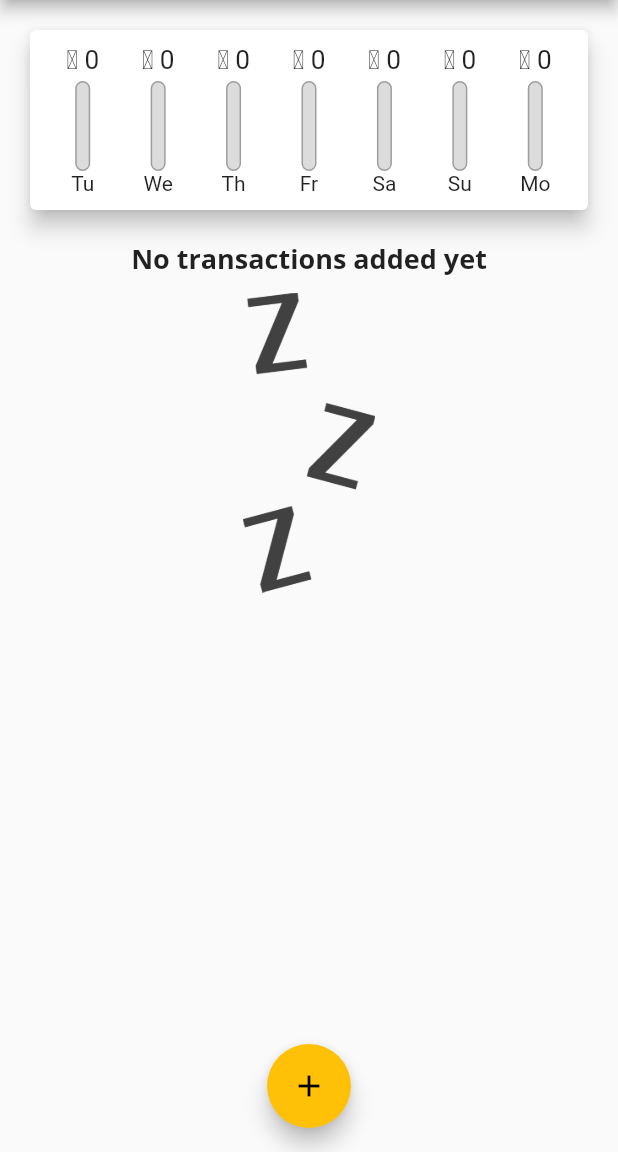
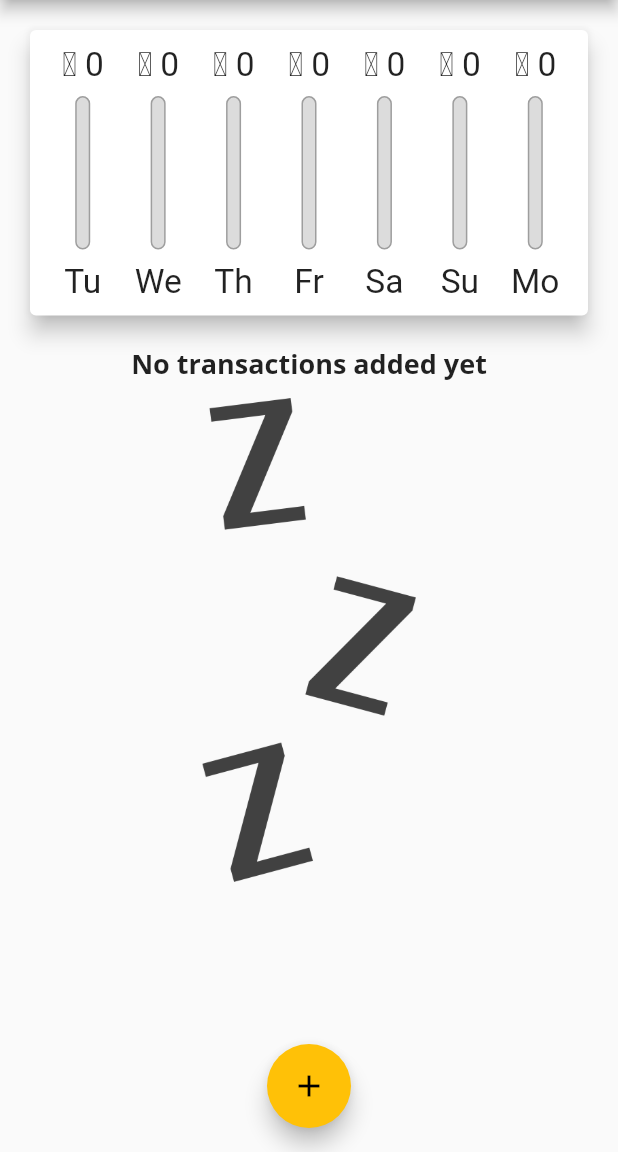
Before and after one commit to SethMegbetor/flutter_expense_tracker, a Flutter app: the screen it shows after launch, on a phone screen of 412 x 824 dp, the part 84-1236 px from its top. Run offline on Flutter 3.47's test engine with Material 2 defaults, Android fonts, the phone set to English and light mode, and no system bars; missing offline and left inert: dart:ffi.

Commit message:
added code for device media queries and screen sizes

```diff
--- a/lib/main.dart
+++ b/lib/main.dart
@@ -1,5 +1,7 @@
 // import 'models/transaction.dart'
 import 'dart:ffi';
+
+import 'package:flutter/services.dart';
 
 import './widgets/new_transaction.dart';
 import 'package:flutter/material.dart';
@@ -7,7 +9,14 @@ import './widgets/transaction_list.dart';
 import './models/transaction.dart';
 import './widgets/chart.dart';
 
-void main() => runApp(MyApp());
+void main() {
+  // WidgetsFlutterBinding.ensureInitialized();
+  // SystemChrome.setPreferredOrientations([
+  //   DeviceOrientation.portraitUp,
+  //   DeviceOrientation.portraitDown,
+  // ]);
+  runApp(MyApp());
+}
 
 class MyApp extends StatelessWidget {
   @override
@@ -59,6 +68,8 @@ class _MyHomePageState extends State<MyHomePage> {
     // ),
   ];
 
+  bool _showChart = false;
+
   List<Transaction> get _recentTransactions {
     return _userTransactions.where((tx) {
       return tx.date.isAfter(
@@ -106,8 +117,10 @@ class _MyHomePageState extends State<MyHomePage> {
 
   @override
   Widget build(BuildContext context) {
-    return Scaffold(
-      appBar: AppBar(
+    final mediaQuery = MediaQuery.of(context);
+    final isLandscape =
+        mediaQuery.orientation == Orientation.landscape;
+    final appBar = AppBar(
       title: const Text(
         'Personal Expenses',
         // style: TextStyle(fontFamily: "Open Sans"),
@@ -118,23 +131,56 @@ class _MyHomePageState extends State<MyHomePage> {
           icon: const Icon(Icons.add),
         ),
       ],
-      ),
+    );
+
+    final txListWidget = Container(
+        height: (MediaQuery.of(context).size.height -
+                appBar.preferredSize.height -
+                mediaQuery.padding.top) *
+            0.7,
+        child: TransactionList(_userTransactions, _deleteTransaction));
+
+    return Scaffold(
+      appBar: appBar,
       body: SingleChildScrollView(
         child: Column(
           // mainAxisAlignment: MainAxisAlignment.start,
           crossAxisAlignment: CrossAxisAlignment.stretch,
           children: [
-            // Container(
-            //   width: double.infinity,
-            //   height: 100,
-            //   child: const Card(
-            //     color: Colors.blue,
-            //     elevation: 5,
-            //     child: Text("CHART"),
-            //   ),
-            // ),
-            Chart(_recentTransactions),
-            TransactionList(_userTransactions, _deleteTransaction),
+            if (isLandscape)
+              Row(
+                mainAxisAlignment: MainAxisAlignment.center,
+                children: [
+                  Text("Show Chart"),
+                  Switch(
+                    value: _showChart,
+                    onChanged: (val) {
+                      setState(() {
+                        _showChart = val;
+                      });
+                    },
+                  )
+                ],
+              ),
+            if (!isLandscape)
+              Container(
+                height: (mediaQuery.size.height -
+                        appBar.preferredSize.height -
+                        mediaQuery.padding.top) *
+                    0.3,
+                child: Chart(_recentTransactions),
+              ),
+            if (!isLandscape) txListWidget,
+            if (isLandscape)
+              _showChart
+                  ? Container(
+                      height: (mediaQuery.size.height -
+                              appBar.preferredSize.height -
+                              mediaQuery.padding.top) *
+                          0.7,
+                      child: Chart(_recentTransactions),
+                    )
+                  : txListWidget
           ],
         ),
       ),
--- a/lib/widgets/chart_bar.dart
+++ b/lib/widgets/chart_bar.dart
@@ -11,16 +11,19 @@ class ChartBar extends StatelessWidget {
 
   @override
   Widget build(BuildContext context) {
+    return LayoutBuilder(
+      builder: (ctx, constraints) {
         return Column(
           children: [
             Container(
-          height: 20,
-          child: FittedBox(child: Text('₵ ${spendingAmount.toStringAsFixed(0)}'))),
-        const SizedBox(
-          height: 4,
+                height: constraints.maxHeight * 0.15,
+                child: FittedBox(
+                    child: Text('₵ ${spendingAmount.toStringAsFixed(0)}'))),
+            SizedBox(
+              height: constraints.maxHeight * 0.05,
             ),
             Container(
-          height: 60,
+              height: constraints.maxHeight * 0.6,
               width: 10,
               child: Stack(children: [
                 Container(
@@ -40,8 +43,18 @@ class ChartBar extends StatelessWidget {
                 )
               ]),
             ),
-        Text(label),
+            SizedBox(
+              height: constraints.maxHeight * 0.05,
+            ),
+            Container(
+              height: constraints.maxHeight * 0.15,
+              child: FittedBox(
+                child: Text(label),
+              ),
+            ),
           ],
+        );
+      },
     );
   }
 }
--- a/lib/widgets/new_transaction.dart
+++ b/lib/widgets/new_transaction.dart
@@ -19,9 +19,7 @@ class _NewTransactionState extends State<NewTransaction> {
   DateTime _selectedDate = DateTime.now();
 
   void _submitData() {
-    if (_amountController.text.isEmpty) {
-
-    }
+    if (_amountController.text.isEmpty) {}
 
     final enteredTitle = _titleController.text;
     final enteredAmount = double.parse(_amountController.text);
@@ -56,10 +54,15 @@ class _NewTransactionState extends State<NewTransaction> {
 
   @override
   Widget build(BuildContext context) {
-    return Card(
+    return SingleChildScrollView(
+      child: Card(
         elevation: 5,
         child: Container(
-        padding: const EdgeInsets.all(10),
+          padding: EdgeInsets.only(
+              top: 10,
+              right: 10,
+              left: 10,
+              bottom: MediaQuery.of(context).viewInsets.bottom + 10),
           child: Column(
             // crossAxisAlignment: CrossAxisAlignment.end,
             children: [
@@ -119,6 +122,7 @@ class _NewTransactionState extends State<NewTransaction> {
             ],
           ),
         ),
+      ),
     );
   }
 }
--- a/lib/widgets/transaction_list.dart
+++ b/lib/widgets/transaction_list.dart
@@ -12,26 +12,26 @@ class TransactionList extends StatelessWidget {
 
   @override
   Widget build(BuildContext context) {
-    return Container(
-      height: 400,
-      child: transactions.isEmpty
-          ? Column(
+    return transactions.isEmpty
+        ? LayoutBuilder(builder: (ctx, constraints) {
+            return Column(
               children: [
                 Text(
                   "No transactions added yet",
                   style: Theme.of(context).textTheme.headline6,
                 ),
-                const SizedBox(
+                SizedBox(
                   height: 10,
                 ),
-                SizedBox(
-                    height: 200,
+                Container(
+                    height: constraints.maxHeight * 0.6,
                     child: Image.asset(
                       "assets/images/waiting.png",
                       fit: BoxFit.cover,
                     ))
               ],
-            )
+            );
+          })
         : ListView.builder(
             itemBuilder: (ctx, index) {
               return Card(
@@ -68,7 +68,16 @@ class TransactionList extends StatelessWidget {
                   subtitle: Text(
                     DateFormat.yMMMd().format(transactions[index].date),
                   ),
-                    trailing: IconButton(
+                  trailing: MediaQuery.of(context).size.width > 360
+                      ? TextButton.icon(
+                          onPressed: () => deleteTx(transactions[index].id),
+                          icon: const Icon(Icons.delete),
+                          label: const Text(
+                            "Delete",
+                            style: TextStyle(color: Colors.red),
+                          ),
+                        )
+                      : IconButton(
                           icon: const Icon(Icons.delete),
                           color: Colors.red,
                           onPressed: () => deleteTx(transactions[index].id),
@@ -81,7 +90,6 @@ class TransactionList extends StatelessWidget {
             //   color: Colors.red,
             //   child: Text("LIST OF TX"),
             // ),
-            ),
           );
   }
 }
```
Also changed, not shown: lib/widgets/chart.dart (indentation only). Lines whose indentation alone changed are shown as unchanged.
